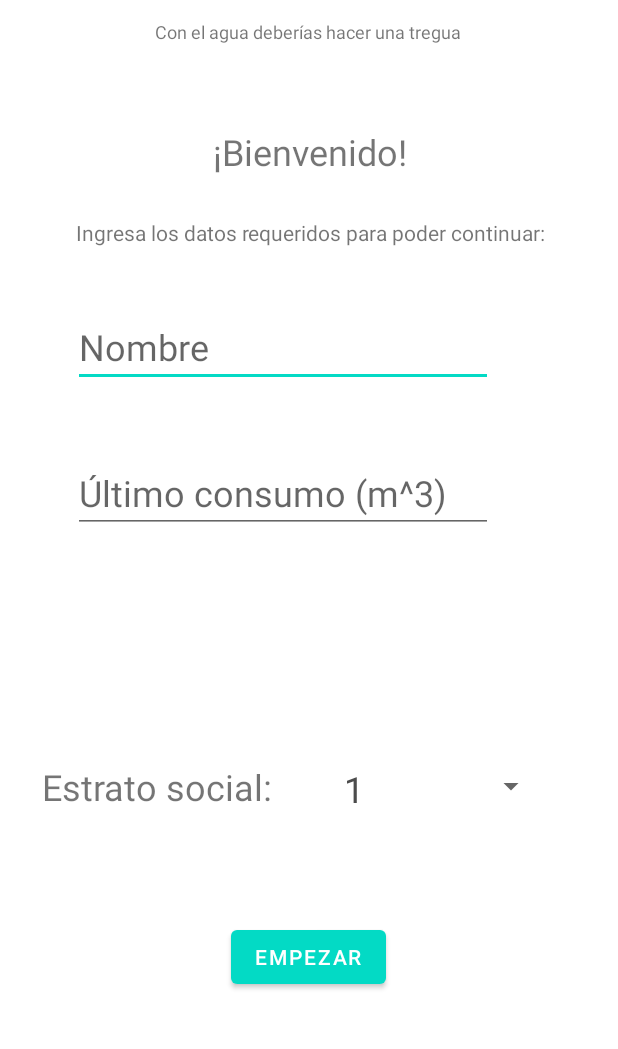
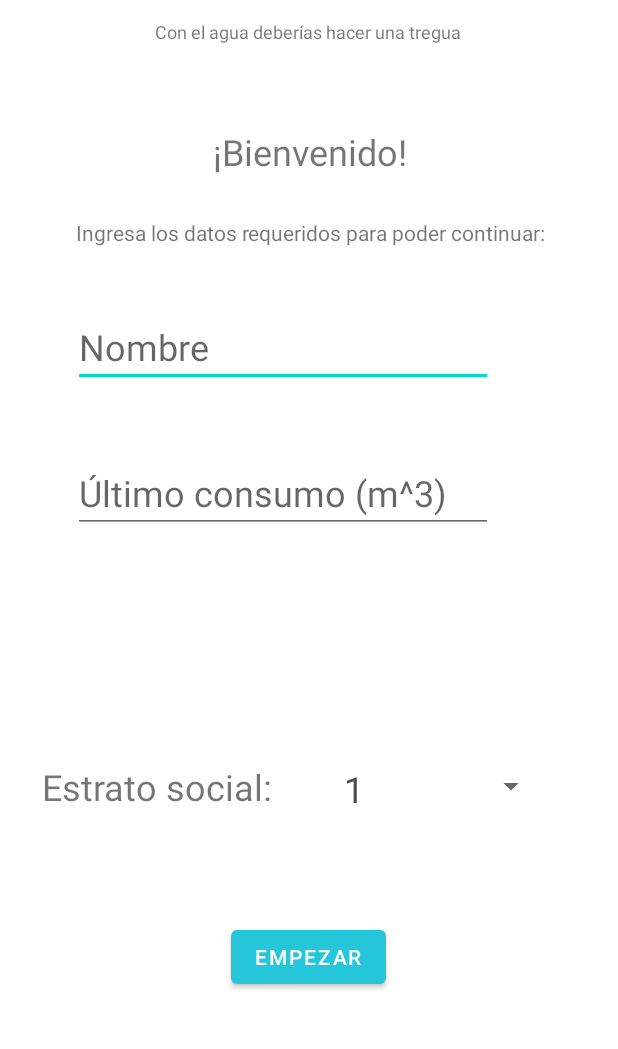
Before and after one commit to Daniel-Porras/app_agua, an Android app: the screen it shows after launch (MainActivity2), on a phone screen of 412 x 824 dp, the part 143-1192 px from its top. Run offline under Robolectric (Android 15) with nearby library versions, the phone set to English and light mode, and no system bars; Roboto replaces fonts that are not available here.

Commit message:
Ingreso de la informacion inicial(parte visual).

```diff
--- a/app/src/main/res/values/themes.xml
+++ b/app/src/main/res/values/themes.xml
@@ -2,7 +2,7 @@
     <!-- Base application theme. -->
     <style name="Theme.Aplicacion_agua" parent="Theme.MaterialComponents.DayNight.NoActionBar">
         <!-- Primary brand color. -->
-        <item name="colorPrimary">@color/teal_200</item>
+        <item name="colorPrimary">@color/daniel</item>
         <item name="colorPrimaryVariant">@color/teal_700</item>
         <item name="colorOnPrimary">@color/white</item>
         <!-- Secondary brand color. -->
```
